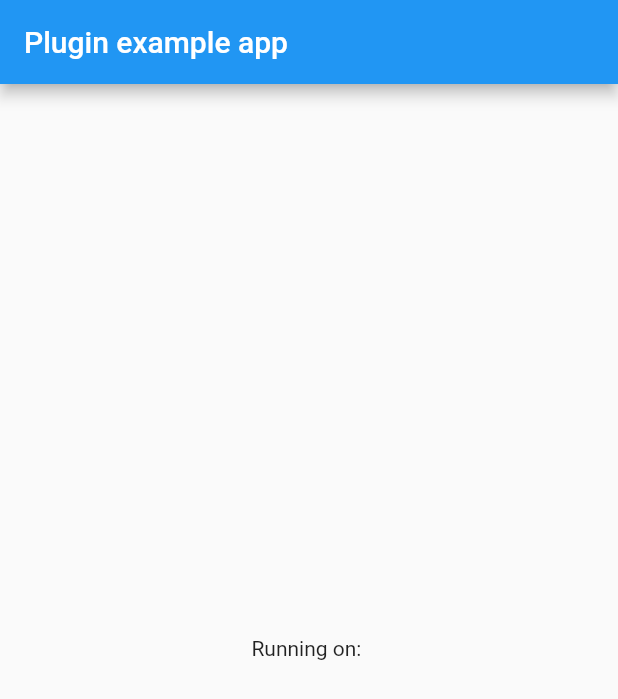
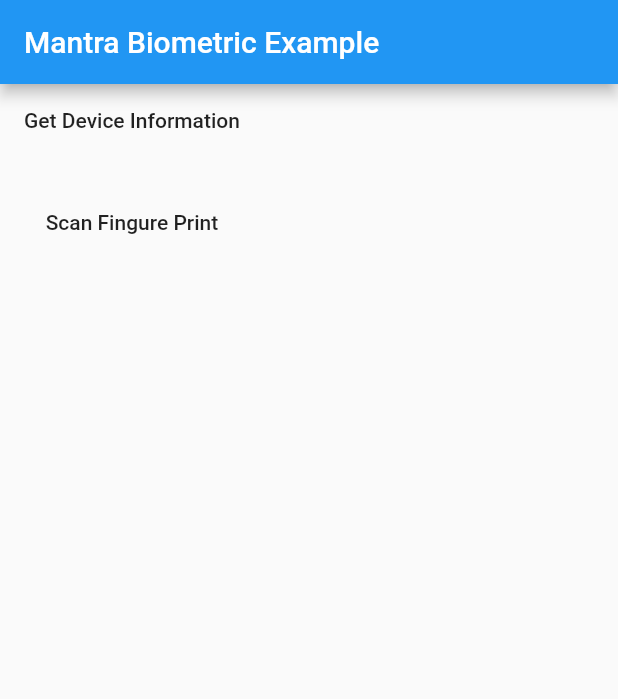
Before and after one commit to Ajaykamble/mantra_biometric_plugin, a Flutter app: the screen it shows after launch, on a phone screen of 412 x 824 dp. Shown: the top 699 px of the screen. Run offline on Flutter 3.47's test engine with Material 2 defaults, Android fonts, the phone set to English and light mode, and no system bars; our stand-ins replace plugin_platform_interface.

Commit message:
updated example

```diff
--- a/example/lib/main.dart
+++ b/example/lib/main.dart
@@ -1,8 +1,9 @@
+import 'dart:convert';
+import 'dart:developer';
 import 'package:flutter/material.dart';
-import 'dart:async';
 
-import 'package:flutter/services.dart';
 import 'package:mantra_biometric/mantra_biometric.dart';
+import 'package:mantra_biometric/utils/mantra_plugin_exception.dart';
 
 void main() {
   runApp(const MyApp());
@@ -23,15 +24,70 @@
     super.initState();
   }
 
+  displyAlert(String message) {
+    showDialog(
+        context: context,
+        builder: (context) => AlertDialog(
+              content: Text(message),
+            ));
+  }
+
+  String result = "";
+
+  getDeviceInfo() async {
+    try {
+      result = jsonEncode(await _mantraBiometricPlugin.getDeviceInformation());
+      setState(() {});
+    } on ClientNotFound catch (e) {
+      log("${e.code}");
+      displyAlert("Install Clinet");
+    } catch (e) {
+      displyAlert("Something Went Wrong $e");
+    }
+  }
+
+  scanFingurePrint() async {
+    try {
+      String wadh = "E0jzJ/P8UopUHAieZn8CKqS4WPMi5ZSYXgfnlfkWjrc=";
+      String pidOptions =
+          "<PidOptions ver=\"1.0\"> <Opts fCount=\"1\" fType=\"2\" pCount=\"0\" format=\"0\" pidVer=\"2.0\" wadh=\"$wadh\" timeout=\"20000\"  posh=\"UNKNOWN\" env=\"P\" /> </PidOptions>";
+      result = await _mantraBiometricPlugin.captureFingurePrint(pidOptions: pidOptions) ?? "";
+      setState(() {});
+    } on ClientNotFound catch (e) {
+      log("${e.code}");
+      displyAlert("Install Clinet");
+    } catch (e) {
+      displyAlert("Something Went Wrong $e");
+    }
+  }
+
   @override
   Widget build(BuildContext context) {
     return MaterialApp(
       home: Scaffold(
         appBar: AppBar(
-          title: const Text('Plugin example app'),
+          title: const Text('Mantra Biometric Example'),
         ),
-        body: const Center(
-          child: Text('Running on: \n'),
+        body: SingleChildScrollView(
+          child: Column(
+            children: [
+              MaterialButton(
+                onPressed: getDeviceInfo,
+                child: const Text("Get Device Information"),
+              ),
+              const SizedBox(
+                height: 20,
+              ),
+              MaterialButton(
+                onPressed: scanFingurePrint,
+                child: const Text("Scan Fingure Print"),
+              ),
+              const SizedBox(
+                height: 20,
+              ),
+              Text("$result")
+            ],
+          ),
         ),
       ),
     );
--- a/lib/utils/app_exception.dart
+++ b/lib/utils/mantra_plugin_exception.dart
@@ -1,12 +1,12 @@
 import 'dart:convert';
 
 
-abstract class AppException implements Exception {
+abstract class MantraPluginAppException implements Exception {
   String? code;
   String? message;
   String? description;
 
-  AppException([this.code,this.message,this.description]):super();
+  MantraPluginAppException([this.code,this.message,this.description]):super();
 
   @override
   String toString() {
@@ -15,6 +15,6 @@
   Map<String,dynamic> toJson()=>{"code":code??"","message":message??"","description":description??""};
 }
 
-class ClientNotFound extends AppException {
+class ClientNotFound extends MantraPluginAppException {
   ClientNotFound([String? code,String? message,String? description]) : super(code,message,description);
 }
```
